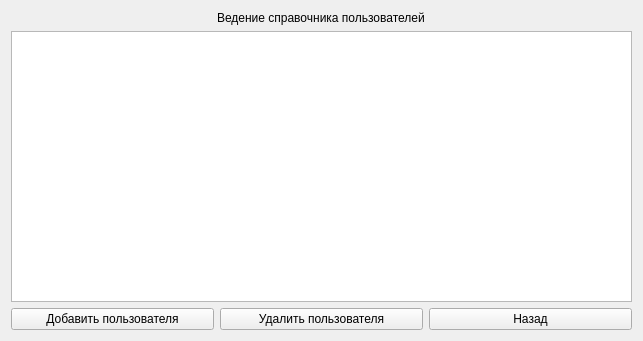
Above: admin_users.ui from gunmaden/IS-AOOZ before the change. Below: the same form after it.
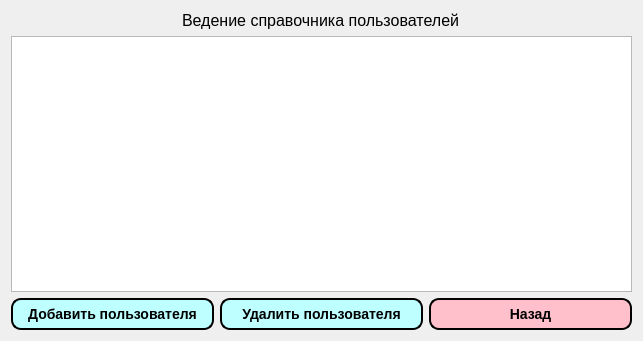
That is the form after the change.

The edit to the form file:
```diff
--- a/admin_users.ui
+++ b/admin_users.ui
@@ -16,6 +16,11 @@
   <layout class="QGridLayout" name="gridLayout">
    <item row="0" column="0" alignment="Qt::AlignHCenter">
     <widget class="QLabel" name="label">
+     <property name="font">
+      <font>
+       <pointsize>12</pointsize>
+      </font>
+     </property>
      <property name="text">
       <string>Ведение справочника пользователей</string>
      </property>
@@ -28,6 +33,22 @@
     <layout class="QHBoxLayout" name="horizontalLayout">
      <item>
       <widget class="QPushButton" name="pushButton">
+       <property name="styleSheet">
+        <string notr="true">QPushButton{
+     background-color: rgb(190, 255, 255);
+     border-style: outset;
+     border-width: 2px;
+     border-radius: 10px;
+     border-color: black;
+     font: bold 14px;
+     min-width: 10em;
+     padding: 6px;
+ }
+ QPushButton:pressed {
+     background-color: rgb(0, 255, 238);
+     border-style: inset;
+ }</string>
+       </property>
        <property name="text">
         <string>Добавить пользователя</string>
        </property>
@@ -35,6 +56,22 @@
      </item>
      <item>
       <widget class="QPushButton" name="pushButton_2">
+       <property name="styleSheet">
+        <string notr="true">QPushButton{
+     background-color: rgb(190, 255, 255);
+     border-style: outset;
+     border-width: 2px;
+     border-radius: 10px;
+     border-color: black;
+     font: bold 14px;
+     min-width: 10em;
+     padding: 6px;
+ }
+ QPushButton:pressed {
+     background-color: rgb(0, 255, 238);
+     border-style: inset;
+ }</string>
+       </property>
        <property name="text">
         <string>Удалить пользователя</string>
        </property>
@@ -42,6 +79,22 @@
      </item>
      <item>
       <widget class="QPushButton" name="pushButton_3">
+       <property name="styleSheet">
+        <string notr="true">QPushButton{
+     background-color: pink;
+     border-style: outset;
+     border-width: 2px;
+     border-radius: 10px;
+     border-color: black;
+     font: bold 14px;
+     min-width: 10em;
+     padding: 6px;
+ }
+ QPushButton:pressed {
+     background-color: rgb(0, 255, 238);
+     border-style: inset;
+ }</string>
+       </property>
        <property name="text">
         <string>Назад</string>
        </property>
```
